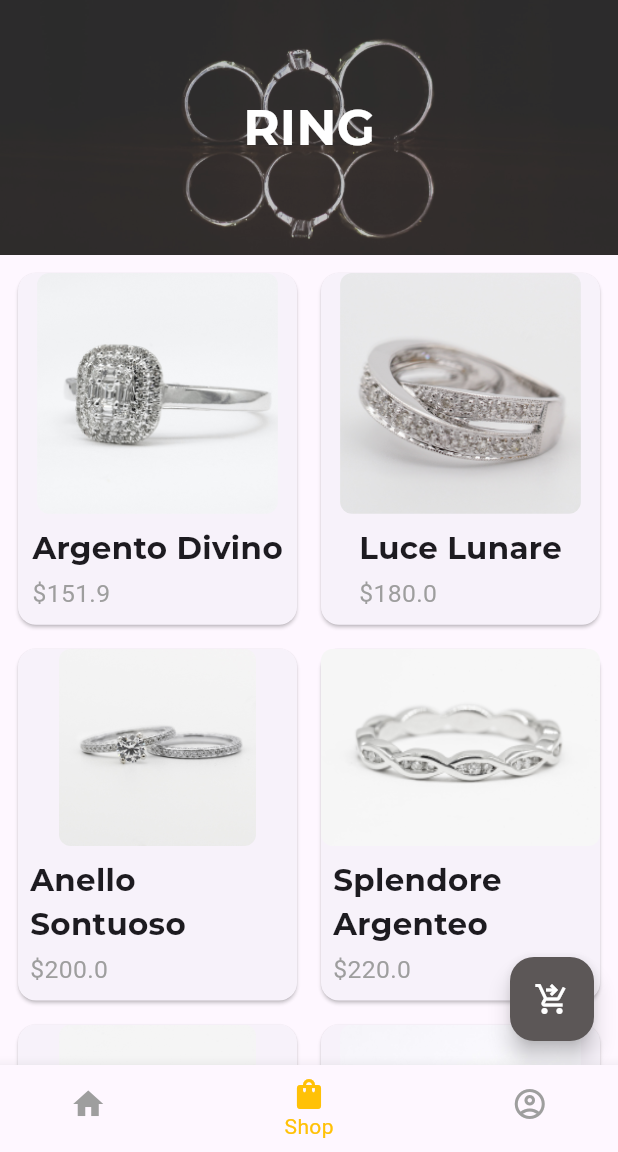
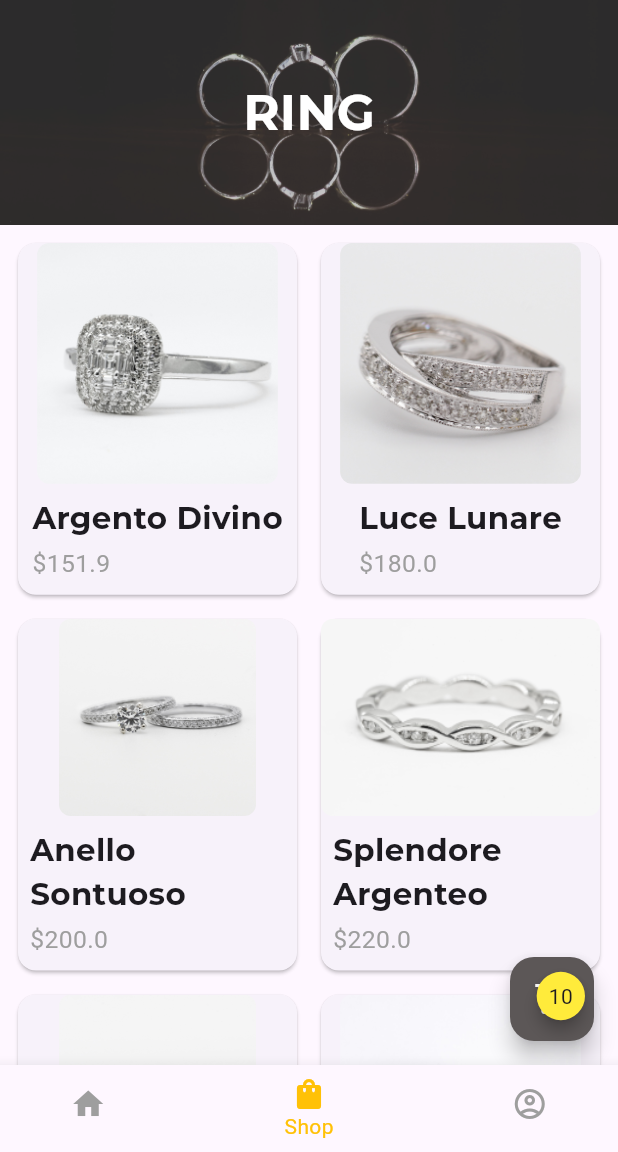
Before and after one commit to nenz24/Lotus, a Flutter app: the screen it shows after launch, item 2 of the bottom bar chosen, on a phone screen of 412 x 824 dp, the part 84-1236 px from its top. Run offline on Flutter 3.47's test engine with Material 3 defaults, Android fonts, the phone set to English and light mode, and no system bars; drawn by our look-alikes of badges; our stand-ins replace flutter_image_slideshow, line_awesome_flutter.

Commit message:
update view all screen and fixing data

```diff
--- a/lib/main.dart
+++ b/lib/main.dart
@@ -1,8 +1,8 @@
 import 'package:flutter/material.dart';
-import 'mobile_screen1.dart';
+import 'mobile/mobile-screen-1/mobile_screen1.dart';
 import 'web_screen.dart';
-import 'slider.dart';
-import 'screen_mobile.dart';
+import 'mobile/mobile-screen-1/widget-screen/slider.dart';
+import 'mobile/screen_mobile.dart';
 
 void main() => runApp(MyApp());
 
--- a/lib/mobile_screen1.dart
+++ b/lib/mobile/mobile-screen-1/mobile_screen1.dart
@@ -1,6 +1,6 @@
 import 'package:flutter/material.dart';
-import 'slider.dart';
-import 'model/data.dart';
+import 'widget-screen/slider.dart';
+import '../../model/data.dart';
 import 'package:badges/badges.dart' as badges;
 
 class FirstScreenMobile extends StatefulWidget {
--- a/lib/slider.dart
+++ b/lib/mobile/mobile-screen-1/widget-screen/slider.dart
@@ -1,6 +1,6 @@
 import 'package:flutter/material.dart';
 import 'package:flutter_image_slideshow/flutter_image_slideshow.dart';
-import 'model/data.dart';
+import '../../../model/data.dart';
 
 class NewProduct extends StatelessWidget {
   const NewProduct({Key? key}) : super(key: key);
--- a/lib/mobile-screen-2/mobile_screen2.dart
+++ b/lib/mobile/mobile-screen-2/mobile_screen2.dart
@@ -1,6 +1,7 @@
 import 'package:flutter/material.dart';
-import 'package:myapp/detail_screen.dart';
-import 'package:myapp/mobile-screen-2/shop-widget/data_widget.dart';
+import 'package:myapp/mobile/detail_screen.dart';
+import 'package:badges/badges.dart' as badges;
+import 'package:myapp/mobile/mobile-screen-2/shop-widget/data_widget.dart';
 import 'package:myapp/model/data.dart';
 
 class SecondScreenMobile extends StatefulWidget {
@@ -56,12 +57,10 @@ class _SecondScreenMobileState extends State<SecondScreenMobile> {
           ];
         },
         body: SingleChildScrollView(
-          // Wrap the body in SingleChildScrollView
           child: Column(
             children: [
-              // Background Image Container
               Container(
-                height: 170,
+                height: 150,
                 decoration: BoxDecoration(
                   image: DecorationImage(
                     image: AssetImage('images/Bg.png'),
@@ -80,13 +79,11 @@ class _SecondScreenMobileState extends State<SecondScreenMobile> {
                   ),
                 ),
               ),
-              // GridView inside the scrollable area
               Container(
                 padding: const EdgeInsets.all(8),
                 child: GridView.builder(
-                  shrinkWrap: true, // Ensure it takes only the needed space
-                  physics:
-                      NeverScrollableScrollPhysics(), // Disable internal scroll
+                  shrinkWrap: true,
+                  physics: NeverScrollableScrollPhysics(),
                   gridDelegate: const SliverGridDelegateWithFixedCrossAxisCount(
                     crossAxisCount: 2,
                     crossAxisSpacing: 8,
@@ -113,7 +110,18 @@ class _SecondScreenMobileState extends State<SecondScreenMobile> {
         ),
       ),
       floatingActionButton: FloatingActionButton(
-        child: const Icon(Icons.shopping_cart_checkout),
+        child: badges.Badge(
+            badgeContent: Text('10'),
+            showBadge: true,
+            position: badges.BadgePosition.topEnd(),
+            badgeAnimation: badges.BadgeAnimation.scale(toAnimate: true),
+            badgeStyle: badges.BadgeStyle(
+              shape: badges.BadgeShape.circle,
+              badgeColor: Colors.yellow,
+              elevation: 4,
+              padding: const EdgeInsetsDirectional.fromSTEB(8, 8, 8, 8),
+            ),
+            child: Icon(Icons.shopping_cart_checkout)),
         backgroundColor: const Color.fromARGB(255, 92, 87, 87),
         foregroundColor: Colors.white,
         onPressed: () {},
--- a/lib/mobile-screen-3/mobile_screen3.dart
+++ b/lib/mobile/mobile-screen-3/mobile_screen3.dart
@@ -7,13 +7,13 @@ class ThirdScreenMobile extends StatelessWidget {
 
   @override
   Widget build(BuildContext context) {
-    var isDark = MediaQuery.of(context).platformBrightness == Brightness.dark;
     return Scaffold(
       appBar: AppBar(
         title: Center(
           child: Text(
             'Profile',
             style: TextStyle(
+              fontFamily: 'Montserrat',
               fontWeight: FontWeight.bold,
             ),
           ),
@@ -21,7 +21,7 @@ class ThirdScreenMobile extends StatelessWidget {
       ),
       body: SingleChildScrollView(
         child: Container(
-          padding: EdgeInsets.all(50),
+          padding: EdgeInsets.all(20),
           child: Column(
             children: <Widget>[
               Stack(
--- a/lib/screen_mobile.dart
+++ b/lib/mobile/screen_mobile.dart
@@ -1,4 +1,4 @@
-import 'mobile_screen1.dart';
+import 'mobile-screen-1/mobile_screen1.dart';
 import 'mobile-screen-2/mobile_screen2.dart';
 import 'mobile-screen-3/mobile_screen3.dart';
 import 'package:flutter/material.dart';
```
Also changed, not shown: lib/mobile/detail_screen.dart (renamed from lib/detail_screen.dart, +23 -12 lines), lib/mobile/mobile-screen-2/shop-widget/data_widget.dart (renamed from lib/mobile-screen-2/shop-widget/data_widget.dart), lib/mobile/mobile-screen-3/profile_widget/profile_widget.dart (renamed from lib/mobile-screen-3/profile_widget/profile_widget.dart), lib/model/cart_model.dart (added), 4 other files.
